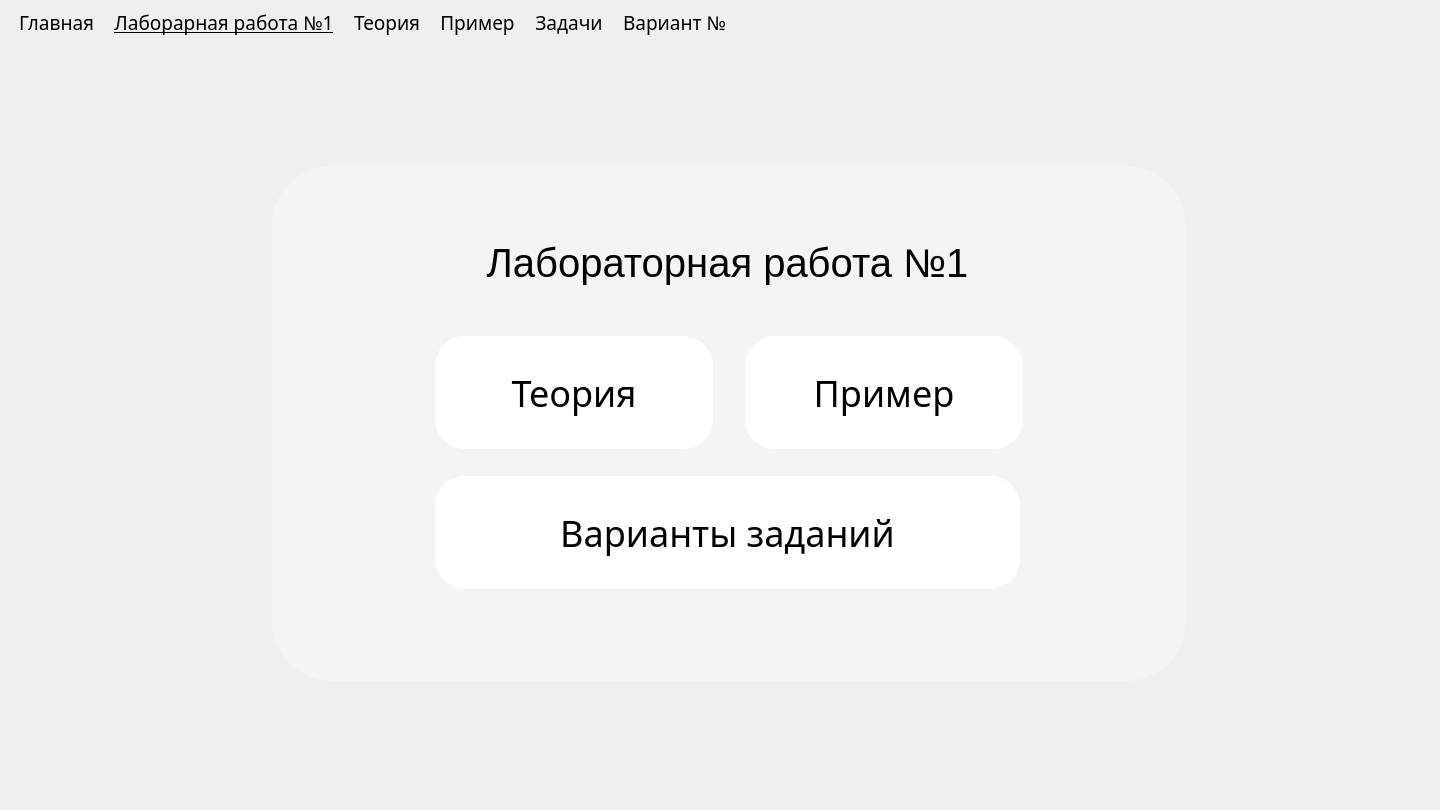
Above: interface.ui from aleksgov/py_labs before the change. Below: the same form after it.
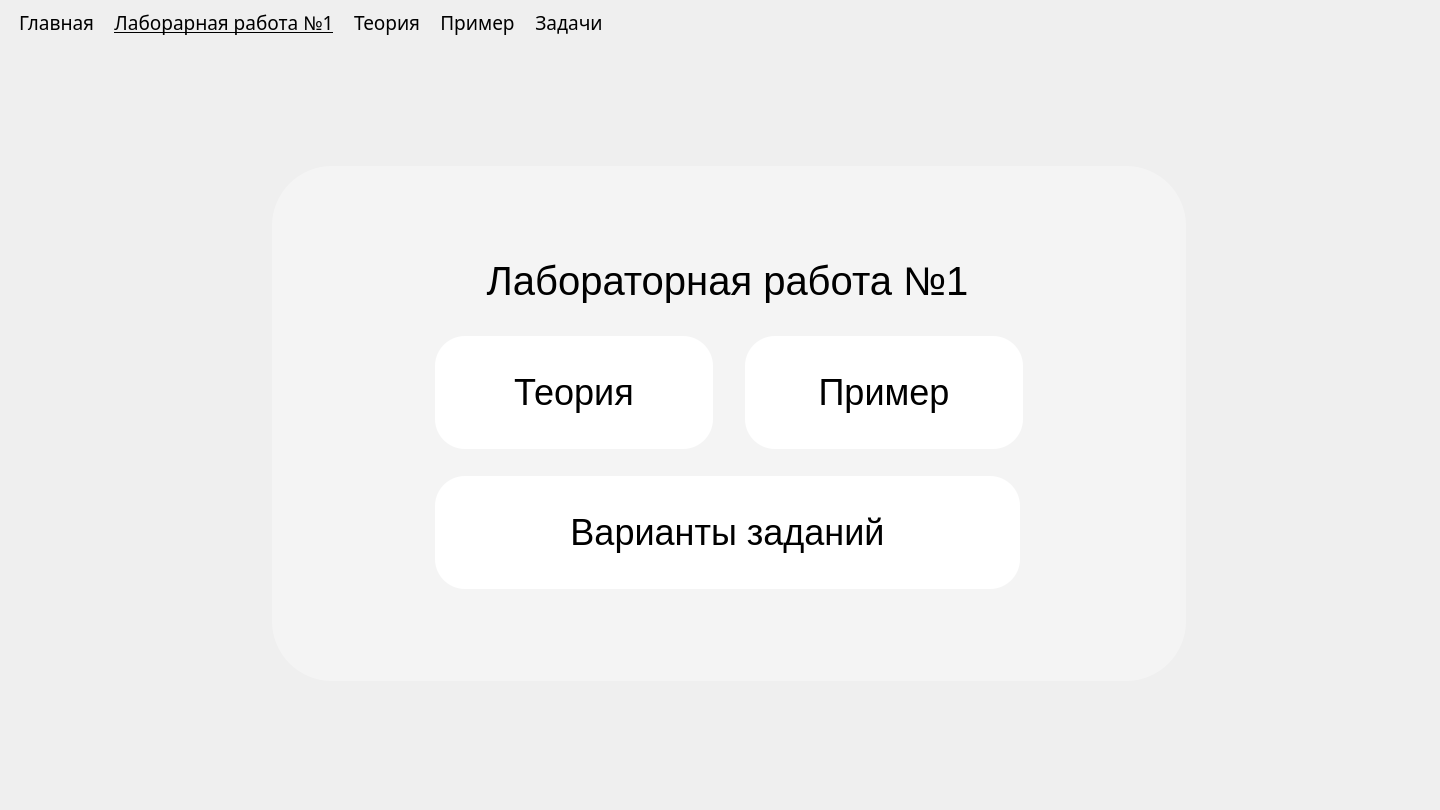
That is the form after the change. The open tabs and pages were chosen to show the change.

```diff
--- a/interface.ui
+++ b/interface.ui
@@ -621,7 +621,7 @@
                                 <property name="frameShadow">
                                     <enum>QFrame::Raised</enum>
                                 </property>
-                                <widget class="QTextBrowser" name="textBrowser_4">
+                                <widget class="QLabel" name="label10">
                                     <property name="geometry">
                                         <rect>
                                             <x>0</x>
@@ -636,11 +636,9 @@
                                         </font>
                                     </property>
                                     <property name="styleSheet">
-                                        <string notr="true">QTextBrowser {
-    background-color: transparent;
-}</string>
+                                        <string notr="true">background-color: transparent;</string>
                                     </property>
-                                    <property name="html">
+                                    <property name="text">
                                         <string>&lt;!DOCTYPE HTML PUBLIC &quot;-//W3C//DTD HTML 4.0//EN&quot; &quot;http://www.w3.org/TR/REC-html40/strict.dtd&quot;&gt;
 &lt;html&gt;&lt;head&gt;&lt;meta name=&quot;qrichtext&quot; content=&quot;1&quot; /&gt;&lt;style type=&quot;text/css&quot;&gt;
 p, li { white-space: pre-wrap; }
@@ -663,12 +661,6 @@
                                             <height>0</height>
                                         </size>
                                     </property>
-                                    <property name="font">
-                                        <font>
-                                            <family>Century Gothic</family>
-
-                                        </font>
-                                    </property>
                                     <property name="cursor">
                                         <cursorShape>PointingHandCursor</cursorShape>
                                     </property>
@@ -710,12 +702,6 @@
                                             <height>0</height>
                                         </size>
                                     </property>
-                                    <property name="font">
-                                        <font>
-                                            <family>Century Gothic</family>
-
-                                        </font>
-                                    </property>
                                     <property name="cursor">
                                         <cursorShape>PointingHandCursor</cursorShape>
                                     </property>
@@ -757,12 +743,6 @@
                                             <height>0</height>
                                         </size>
                                     </property>
-                                    <property name="font">
-                                        <font>
-                                            <family>Century Gothic</family>
-
-                                        </font>
-                                    </property>
                                     <property name="cursor">
                                         <cursorShape>PointingHandCursor</cursorShape>
                                     </property>
@@ -830,12 +810,7 @@
                             <attribute name="title">
                                 <string>Задачи</string>
                             </attribute>
-                        </widget>
-                        <widget class="QWidget" name="TaskFirstLabTab">
-                            <attribute name="title">
-                                <string>Вариант №</string>
-                            </attribute>
-                            <widget class="QFrame" name="TaskFrame">
+                            <widget class="QFrame" name="TasksFrame">
                                 <property name="geometry">
                                     <rect>
                                         <x>144</x>
```
Left out of the diff: 40 changed lines with no effect on the pictures.
